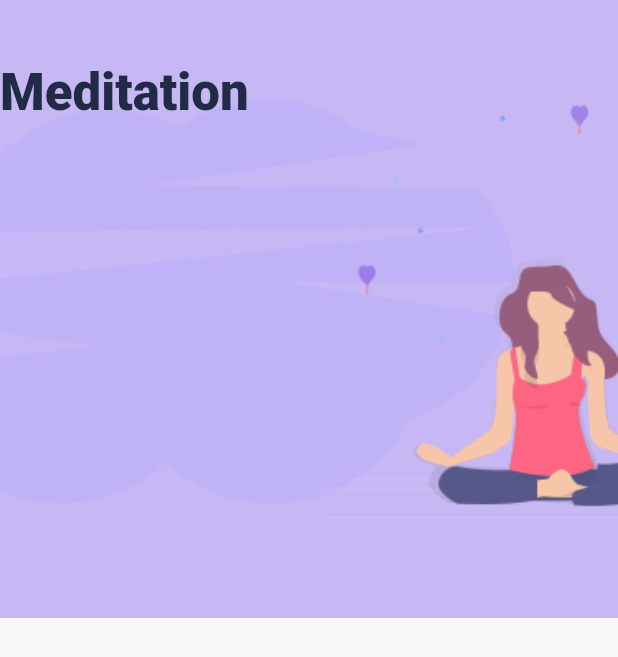
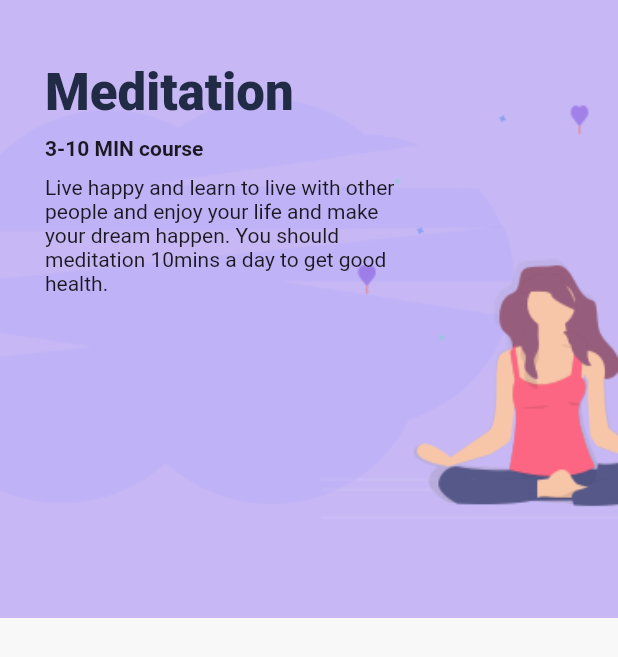
Before and after one commit to chamrouensann/Daily-Exercises-Flutter-Application, a Flutter app: the screen it shows after launch, after a tap on "Meditation", on a phone screen of 412 x 824 dp. Shown: the top 657 px of the screen. Run offline on Flutter 3.47's test engine with Material 2 defaults, Android fonts, the phone set to English and light mode, and no system bars; our stand-ins replace flutter_svg.

Commit message:
Added searchBar widget

```diff
--- a/daily_exercises_flutter_app/lib/main.dart
+++ b/daily_exercises_flutter_app/lib/main.dart
@@ -2,6 +2,7 @@ import 'package:dailyexercisesflutterapp/constants.dart';
 import 'package:dailyexercisesflutterapp/screens/details_screen.dart';
 import 'package:dailyexercisesflutterapp/widgets/bottom_nav_bar.dart';
 import 'package:dailyexercisesflutterapp/widgets/category_card.dart';
+import 'package:dailyexercisesflutterapp/widgets/search_bar.dart';
 import 'package:flutter/material.dart';
 import 'package:flutter_svg/flutter_svg.dart';
 
@@ -67,21 +68,7 @@ class HomeScreen extends StatelessWidget {
                           fontWeight: FontWeight.w900,
                         ),
                   ),
-                  Container(
-                    margin: EdgeInsets.symmetric(vertical: 20),
-                    padding: EdgeInsets.symmetric(horizontal: 30, vertical: 5),
-                    decoration: BoxDecoration(
-                      color: Colors.white,
-                      borderRadius: BorderRadius.circular(29.5),
-                    ),
-                    child: TextField(
-                      decoration: InputDecoration(
-                        hintText: "Search",
-                        icon: SvgPicture.asset("assets/icons/search.svg"),
-                        border: InputBorder.none,
-                      ),
-                    ),
-                  ),
+                  SearchBar(),
                   Expanded(
                     child: GridView.count(
                       childAspectRatio: .99,
--- a/daily_exercises_flutter_app/lib/screens/details_screen.dart
+++ b/daily_exercises_flutter_app/lib/screens/details_screen.dart
@@ -19,7 +19,10 @@ class DetailsScreen extends StatelessWidget {
             ),
           ),
           SafeArea(
+            child: Padding(
+              padding: EdgeInsets.symmetric(horizontal: 30),
               child: Column(
+                crossAxisAlignment: CrossAxisAlignment.start,
                 children: <Widget>[
                   SizedBox(
                     height: size.height * 0.05,
@@ -30,8 +33,20 @@ class DetailsScreen extends StatelessWidget {
                         .textTheme
                         .display1
                         .copyWith(fontWeight: FontWeight.w900),
+                  ),
+                  SizedBox(height: 10),
+                  Text(
+                    "3-10 MIN course",
+                    style: TextStyle(fontWeight: FontWeight.bold),
+                  ),
+                  SizedBox(height: 10),
+                  SizedBox(
+                    width: size.width * .6,
+                    child: Text(
+                        "Live happy and learn to live with other people and enjoy your life and make your dream happen. You should meditation 10mins a day to get good health."),
                   )
                 ],
+              ),
             ),
           )
         ],
--- /dev/null
+++ b/daily_exercises_flutter_app/lib/widgets/search_bar.dart
@@ -0,0 +1,27 @@
+import 'package:flutter/material.dart';
+import 'package:flutter_svg/svg.dart';
+
+class SearchBar extends StatelessWidget {
+  const SearchBar({
+    Key key,
+  }) : super(key: key);
+
+  @override
+  Widget build(BuildContext context) {
+    return Container(
+      margin: EdgeInsets.symmetric(vertical: 20),
+      padding: EdgeInsets.symmetric(horizontal: 30, vertical: 5),
+      decoration: BoxDecoration(
+        color: Colors.white,
+        borderRadius: BorderRadius.circular(29.5),
+      ),
+      child: TextField(
+        decoration: InputDecoration(
+          hintText: "Search",
+          icon: SvgPicture.asset("assets/icons/search.svg"),
+          border: InputBorder.none,
+        ),
+      ),
+    );
+  }
+}
```
Lines whose indentation alone changed are shown as unchanged.
